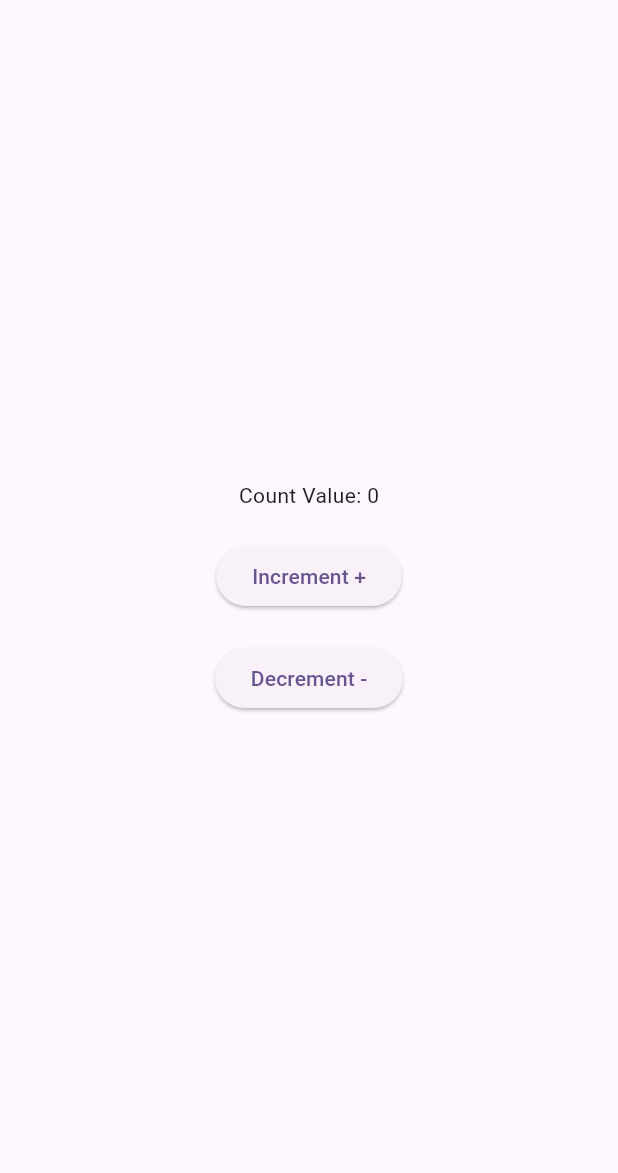
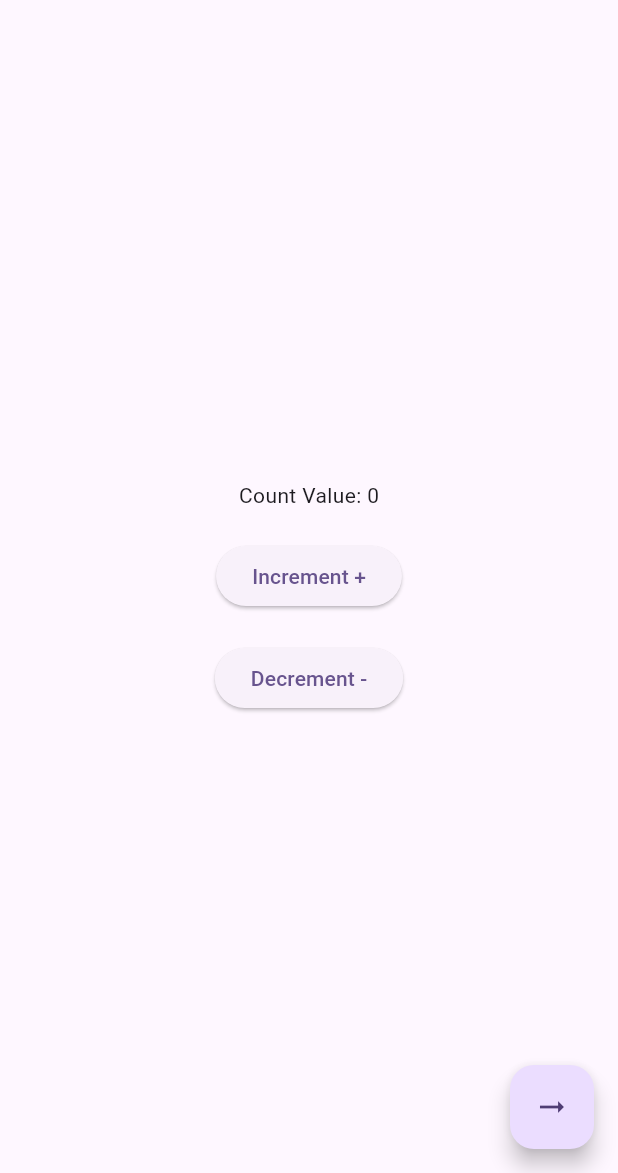
Before and after one commit to ashraful-chowdhury/flutter_basic, a Flutter app: the screen it shows after launch, on a phone screen of 412 x 824 dp, the part 63-1236 px from its top. Run offline on Flutter 3.47's test engine with Material 2 defaults, Android fonts, the phone set to English and light mode, and no system bars; our stand-ins replace auto_route, bloc, flutter_bloc.

```diff
--- a/lib/presentation/feature/counter/ui/counter_body.dart
+++ b/lib/presentation/feature/counter/ui/counter_body.dart
@@ -1,5 +1,7 @@
+import 'package:auto_route/auto_route.dart';
 import 'package:flutter/material.dart';
 import 'package:flutter_basic/presentation/feature/counter/cubit/counter_cubit.dart';
+import 'package:flutter_basic/presentation/routes/router.gr.dart';
 import 'package:flutter_bloc/flutter_bloc.dart';
 
 class CounterBody extends StatelessWidget {
@@ -37,6 +39,13 @@ class CounterBody extends StatelessWidget {
           ],
         ),
       ),
+      floatingActionButton: FloatingActionButton(
+        onPressed: () {
+          context.navigateTo(const DetailsRoute());
+        },
+        tooltip: 'Navigate to Details',
+        child: const Icon(Icons.arrow_right_alt_outlined),
+      ),
     );
   }
 }
--- a/lib/presentation/routes/router.dart
+++ b/lib/presentation/routes/router.dart
@@ -6,5 +6,6 @@ class AppRouter extends $AppRouter {
   @override
   List<AutoRoute> get routes => [
         AutoRoute(path: '/', page: CounterRoute.page),
+        AutoRoute(path: '/details', page: DetailsRoute.page),
       ];
 }
```
Also changed, not shown: lib/presentation/feature/details/details_screen.dart (added, +17 -0 lines), lib/presentation/routes/router.gr.dart.
